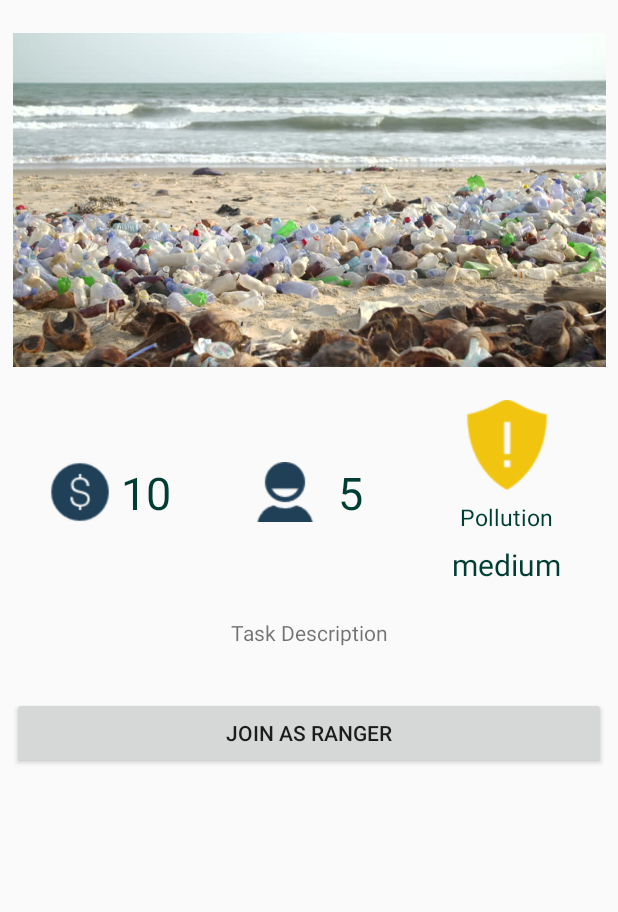
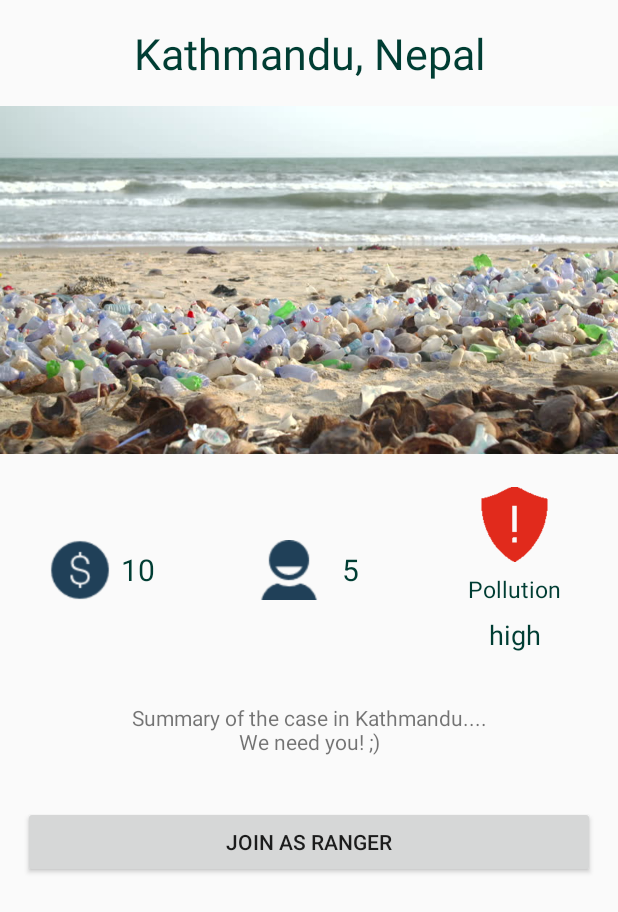
Before and after one commit to poischen/powerrangers, an Android app: the fragment FragmentDetailRangerTask placed in its activity, on a phone screen of 412 x 824 dp. Shown: the top 912 px of the screen. Run offline under Robolectric (Android 15) with nearby library versions, the phone set to English and light mode, and no system bars; 4 statements that could not run were skipped.

Commit message:
FragmentRangerDetailTask fertig

```diff
--- a/Android/app/src/main/java/msp/powerrangers/ui/FragmentDetailRangerTask.java
+++ b/Android/app/src/main/java/msp/powerrangers/ui/FragmentDetailRangerTask.java
@@ -1,46 +1,31 @@
 package msp.powerrangers.ui;
 import android.os.Bundle;
-import android.provider.ContactsContract;
 import android.support.v4.app.Fragment;
 import android.view.LayoutInflater;
 import android.view.View;
 import android.view.ViewGroup;
 import android.widget.ImageView;
 import android.widget.TextView;
+
+import org.w3c.dom.Text;
+
 import msp.powerrangers.R;
 
 public class FragmentDetailRangerTask extends Fragment {
 
-    private ImageView rangerImage;
+    private TextView rangerTaskName;
+    private ImageView rangerTaskDetailImage;
     private TextView textRangerReward;
     private TextView textNumberRangers;
-    private TextView textScalePollution;
+    private TextView textPollutionLevel;
     private ImageView iconMoney;
     private ImageView iconRanger;
     private ImageView iconPollution;
+    private TextView rangerTaskDescription;
 
     public FragmentDetailRangerTask() {
         // Required empty public constructor
     }
-    /*
-     * Use this factory method to create a new instance of
-     * this fragment using the provided parameters.
-     *
-     * @param param1 Parameter 1.
-     * @param param2 Parameter 2.
-     * @return A new instance of fragment FragmentDetailRangerTask.
-
-    // TODO: Rename and change types and number of parameters
-    public static FragmentDetailRangerTask newInstance(String param1, String param2) {
-        FragmentDetailRangerTask fragment = new FragmentDetailRangerTask();
-        Bundle args = new Bundle();
-        args.putString(ARG_PARAM1, param1);
-        args.putString(ARG_PARAM2, param2);
-        fragment.setArguments(args);
-        return fragment;
-    }
-     */
-
 
     @Override
     public void onCreate(Bundle savedInstanceState) {
@@ -50,24 +35,53 @@ public class FragmentDetailRangerTask extends Fragment {
     @Override
     public View onCreateView(LayoutInflater inflater, ViewGroup container,
                              Bundle savedInstanceState) {
+
         // Inflate the layout for this fragment
         View view = inflater.inflate(R.layout.fr_detail_ranger_task, container, false);
-        // Get all layout elements
-        rangerImage = (ImageView) view.findViewById(R.id.rangerImage);
-        rangerImage.setImageResource(R.drawable.polluted_beach1);
+
+        // TODO: get & set task name (location?) from db
+        rangerTaskName = (TextView) view.findViewById(R.id.taskDetailName);
+        rangerTaskName.setText("Kathmandu, Nepal");
+
+        // TODO: get & set image for this task from the db
+        rangerTaskDetailImage = (ImageView) view.findViewById(R.id.rangerTaskDetailImage);
+        int imageId = R.drawable.polluted_beach1;
+        rangerTaskDetailImage.setImageResource(imageId);
 
         textRangerReward = (TextView) view.findViewById(R.id.textRangerReward);
         textNumberRangers = (TextView) view.findViewById(R.id.textNumberRangers);
-        textScalePollution = (TextView) view.findViewById(R.id.textScalePollution);
+        textPollutionLevel = (TextView) view.findViewById(R.id.textScalePollution);
+
+        // TODO: get & set the reward, #rangers & pollution level for this task from the db
+        String rangerReward = "10";
+        String nRangers = "5";
+        String pollutionLevel = "high";
+        textRangerReward.setText(rangerReward);
+        textNumberRangers.setText(nRangers);
+        textPollutionLevel.setText(pollutionLevel);
+
+        // set some fancy icons
+        // TODO: bitcoin icon :)
+        iconMoney = (ImageView) view.findViewById(R.id.rangerReward);
+        iconMoney.setImageResource(R.drawable.iconrewardsmall);
 
         iconRanger = (ImageView) view.findViewById(R.id.imageNumberRangers);
         iconRanger.setImageResource(R.drawable.iconranger);
 
-        iconMoney = (ImageView) view.findViewById(R.id.rangerReward);
-        iconMoney.setImageResource(R.drawable.iconrewardsmall);
+        iconPollution = (ImageView) view.findViewById(R.id.imagePollutionLevel);
+        // set appropriate icon
+        if (pollutionLevel.equals("medium")) {
+            iconPollution.setImageResource(R.drawable.icon_pollution_medium);
+        }
+        else if (pollutionLevel.equals("low")) {
+            iconPollution.setImageResource(R.drawable.icon_pollution_low);
+        }
+        else if (pollutionLevel.equals("high")) {
+            iconPollution.setImageResource(R.drawable.icon_pollution_high);
+        }
 
-        iconPollution = (ImageView) view.findViewById(R.id.imageScalePollution);
-        iconPollution.setImageResource(R.drawable.iconpollutionmedium);
+        rangerTaskDescription = (TextView) view.findViewById(R.id.detailTaskDescription);
+        rangerTaskDescription.setText("Summary of the case in Kathmandu....\nWe need you! ;)");
 
         return view;
     }
--- a/Android/app/src/main/res/layout/fr_detail_ranger_task.xml
+++ b/Android/app/src/main/res/layout/fr_detail_ranger_task.xml
@@ -8,18 +8,27 @@
         <RelativeLayout
             android:id="@+id/relLayoutDetailRT"
             android:layout_width="wrap_content"
-            android:layout_height="wrap_content"
-            android:paddingLeft="8dp"
-            android:paddingRight="8dp">
+            android:layout_height="wrap_content">
+
+            <TextView
+                android:id="@+id/taskDetailName"
+                android:layout_width="match_parent"
+                android:layout_height="wrap_content"
+                android:layout_alignParentTop = "true"
+                android:layout_marginTop="16dp"
+                android:textSize="13pt"
+                android:textColor="@color/colorPrimaryDark"
+                android:gravity="center"
+                />
 
             <ImageView
-                android:id="@+id/rangerImage"
+                android:id="@+id/rangerTaskDetailImage"
                 android:layout_width="wrap_content"
                 android:layout_height="wrap_content"
-                android:layout_alignParentTop="true"
+                android:layout_below="@+id/taskDetailName"
+                android:layout_marginTop="16dp"
                 android:adjustViewBounds="true"
                 android:scaleType="centerInside"
-                android:layout_marginTop="10pt"
                 app:srcCompat="@drawable/polluted_beach1"
                 />
             <!-- Row 1 -->
@@ -29,7 +38,7 @@
                 android:layout_width="match_parent"
                 android:layout_height="match_parent"
                 android:layout_gravity="center_vertical"
-                android:layout_below="@+id/rangerImage"
+                android:layout_below="@+id/rangerTaskDetailImage"
                 android:layout_weight="3"
                 android:layout_marginTop="10pt">
                 <!-- Reward -->
@@ -43,7 +52,6 @@
                         android:id="@+id/rangerReward"
                         android:layout_height="40dp"
                         android:layout_width="40dp"
-                        app:srcCompat="@drawable/iconrewardsmall"
                         android:gravity="center_vertical|center_horizontal"
                         />
                     <TextView
@@ -51,10 +59,10 @@
                         android:layout_height="wrap_content"
                         android:id="@+id/textRangerReward"
                         android:textColor="@color/colorPrimaryDark"
-                        android:textSize="30dp"
+                        android:textSize="20sp"
                         android:layout_marginLeft="7dp"
                         android:gravity="center_vertical|center_horizontal"
-                        android:text="10" />
+                         />
                 </LinearLayout>
                 <!-- Number of Rangers -->
                 <LinearLayout
@@ -67,7 +75,6 @@
                         android:id="@+id/imageNumberRangers"
                         android:layout_height="40dp"
                         android:layout_width="40dp"
-                        app:srcCompat="@drawable/iconranger"
                         android:gravity="center_vertical|center_horizontal"
                         />
                     <TextView
@@ -75,11 +82,12 @@
                         android:layout_height="wrap_content"
                         android:id="@+id/textNumberRangers"
                         android:textColor="@color/colorPrimaryDark"
-                        android:textSize="30dp"
-                        android:layout_marginLeft="15dp"
+                        android:textSize="20sp"
+                        android:layout_marginStart="15dp"
                         android:gravity="center_vertical|center_horizontal"
-                        android:text="5" />
+                        />
                 </LinearLayout>
+
                 <!-- Pollution -->
                 <LinearLayout
                     android:orientation="vertical"
@@ -88,10 +96,9 @@
                     android:gravity="center_horizontal|center_vertical"
                     android:layout_weight="1">
                     <ImageView
-                        android:id="@+id/imageScalePollution"
-                        android:layout_height="60dp"
-                        android:layout_width="60dp"
-                        app:srcCompat="@drawable/iconpollutionmedium"
+                        android:id="@+id/imagePollutionLevel"
+                        android:layout_height="50dp"
+                        android:layout_width="50dp"
                         android:gravity="center_vertical|center_horizontal"
                         />
                     <TextView
@@ -99,37 +106,41 @@
                         android:layout_height="wrap_content"
                         android:id="@+id/textPollution"
                         android:textColor="@color/colorPrimaryDark"
-                        android:textSize="15dp"
+                        android:textSize="15sp"
                         android:layout_marginTop="7dp"
                         android:gravity="center_vertical|center_horizontal"
-                        android:text="Pollution" />
+                        android:text="@string/pollutionDetail" />
                     <TextView
                         android:layout_width="wrap_content"
                         android:layout_height="wrap_content"
                         android:id="@+id/textScalePollution"
                         android:textColor="@color/colorPrimaryDark"
-                        android:textSize="20dp"
+                        android:textSize="18sp"
                         android:layout_marginTop="7dp"
                         android:gravity="center_vertical|center_horizontal"
-                        android:text="medium" />
+                         />
                 </LinearLayout>
             </LinearLayout>
+
             <!-- Task Description -->
             <TextView
-                android:id="@+id/userTaskDescription"
+                android:id="@+id/detailTaskDescription"
                 android:layout_width="match_parent"
                 android:layout_height="wrap_content"
                 android:gravity="center"
-                android:text="Task Description"
+                android:text="@string/taskDescriptionDetail"
                 android:layout_below="@+id/linLayoutDetailRT1"
-                android:layout_marginTop="10pt"/>
+                android:layout_marginTop="15pt"/>
+
             <!-- Button Join as Ranger -->
             <Button
                 android:id="@+id/buttonCompleteTask"
                 android:layout_width="match_parent"
                 android:layout_height="wrap_content"
-                android:text="Join as Ranger"
-                android:layout_below="@+id/userTaskDescription"
+                android:layout_marginLeft="15dp"
+                android:layout_marginRight="15dp"
+                android:text="@string/buttonJoinAsRanger"
+                android:layout_below="@+id/detailTaskDescription"
                 android:layout_marginTop="15pt"/>
         </RelativeLayout>
 
--- a/Android/app/src/main/res/layout/fr_detail_users_open_task.xml
+++ b/Android/app/src/main/res/layout/fr_detail_users_open_task.xml
@@ -26,7 +26,7 @@
                 android:layout_height="290dp"
                 app:srcCompat="@drawable/gruenerranger" />
             <EditText
-                android:id="@+id/userTaskDescription"
+                android:id="@+id/detailTaskDescription"
                 android:layout_width="match_parent"
                 android:layout_height="54dp"
                 android:ems="10"
--- a/Android/app/src/main/res/values/strings.xml
+++ b/Android/app/src/main/res/values/strings.xml
@@ -60,9 +60,13 @@
   <string name="reportCanNotShowUploadedPicture">Sorry can not show the picture you uploaded</string>
   <string name="reportException">Something went wrong!</string>
 
-  <!-- FragmentRangerTasks-->
+  <!-- FragmentRangerTasks & DetailRangerTask-->
   <string name="titleRangerTasks">Ranger Tasks</string>
   <string name="searchView">Search...</string>
+  <string name="taskDescriptionDetail">Here comes the task description</string>
+  <string name="pollutionDetail">Pollution</string>
+  <string name="buttonJoinAsRanger">Join as Ranger</string>
+
 
   <!-- FragmentConfirmerCases-->
   <string name="titleConfirmerCases">Cases to confirm</string>
```
Also changed, not shown: Android/app/src/main/res/drawable/icon_arrow_right.png (added), Android/app/src/main/res/drawable/icon_cancel.png (added), Android/app/src/main/res/drawable/icon_checked_blue.png (added), Android/app/src/main/res/drawable/icon_pollution_high.png (added), Android/app/src/main/res/drawable/icon_pollution_low.png (added), Android/app/src/main/res/drawable/icon_pollution_medium.png (added), Android/app/src/main/res/drawable/icon_search.png (added), Android/app/src/main/res/drawable/iconpollutionmedium.png (deleted).
